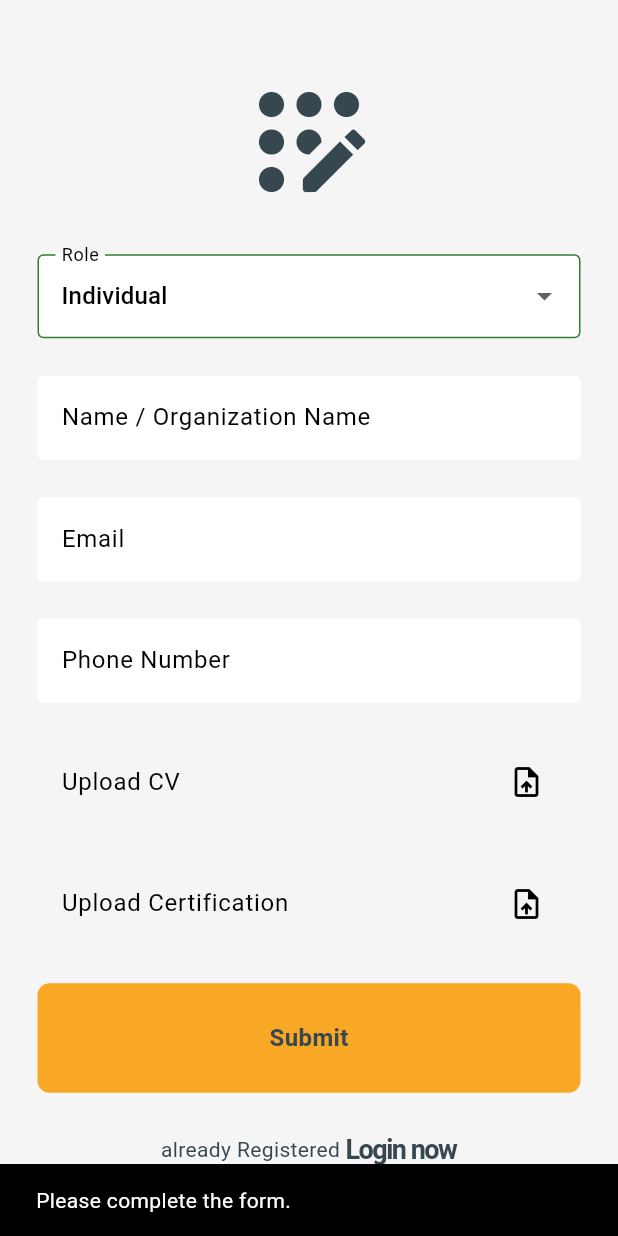
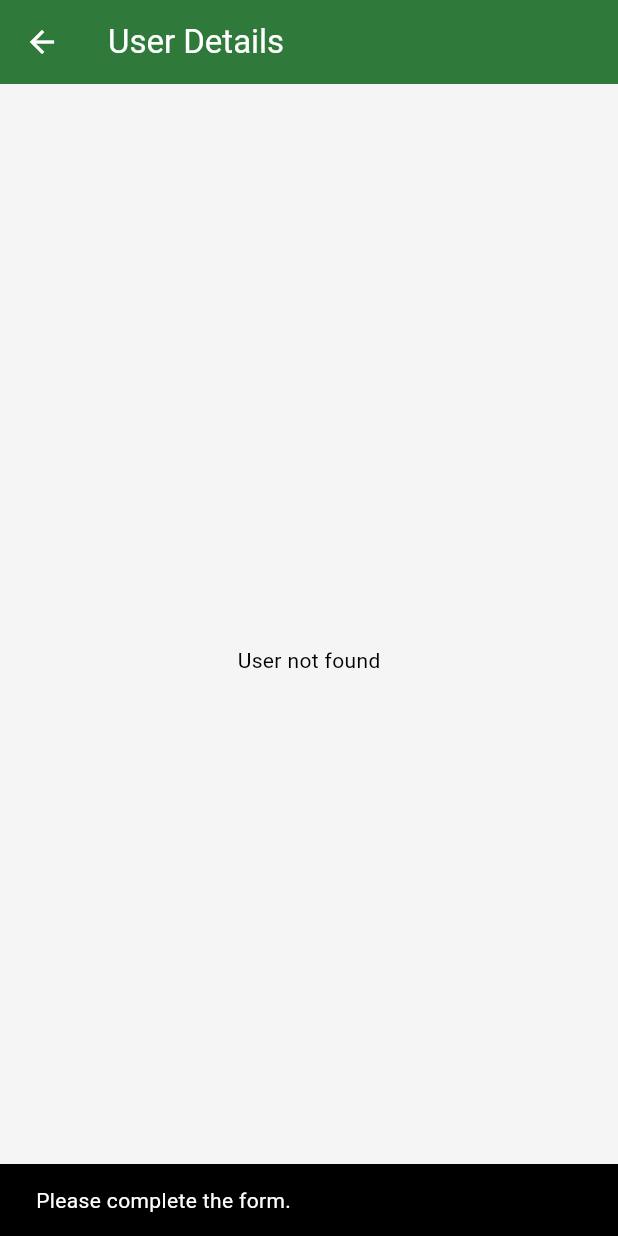
Before and after one commit to Dani-abera/AssetRegistrationandValuation, a Flutter app: the RegisterValidatorPage screen opened directly, after a tap on "Submit", on a phone screen of 412 x 824 dp. Run offline on Flutter 3.47's test engine with Material 3 defaults, Android fonts, the phone set to English and light mode, and no system bars; our stand-ins replace cloud_firestore, firebase_auth, firebase_core; missing offline and left inert: mailer; accounts and stored records are empty; network calls fail.

Commit message:
approval page finish

```diff
--- /dev/null
+++ b/lib/pages/approval_page.dart
@@ -0,0 +1,58 @@
+import 'package:flutter/material.dart';
+import 'package:cloud_firestore/cloud_firestore.dart';
+
+class UserDetailScreen extends StatelessWidget {
+  final String email; // Email to fetch user data
+
+  const UserDetailScreen({super.key, required this.email});
+
+  @override
+  Widget build(BuildContext context) {
+    return Scaffold(
+      appBar: AppBar(title: const Text('User Details')),
+      body: StreamBuilder(
+        stream: FirebaseFirestore.instance
+            .collection('pending_validators')
+            .where('email', isEqualTo: email) // Listen for changes
+            .snapshots(),
+        builder: (context, AsyncSnapshot<QuerySnapshot> snapshot) {
+          if (snapshot.connectionState == ConnectionState.waiting) {
+            return const Center(child: CircularProgressIndicator());
+          }
+          if (snapshot.hasError) {
+            return const Center(child: Text('Error loading data'));
+          }
+
+          final users = snapshot.data?.docs ?? [];
+
+          if (users.isEmpty) {
+            return const Center(child: Text('User not found'));
+          }
+
+          final userData = users.first.data() as Map<String, dynamic>;
+
+          return Padding(
+            padding: const EdgeInsets.all(16.0),
+            child: Column(
+              crossAxisAlignment: CrossAxisAlignment.start,
+              children: [
+                Text('Name: ${userData['name']}',
+                    style: const TextStyle(fontSize: 24)),
+                const SizedBox(height: 12),
+                Text('Name: ${userData['validatorType']}',
+                    style: const TextStyle(fontSize: 24)),
+                const SizedBox(height: 12),
+                Text('Name: ${userData['phoneNumber']}',
+                    style: const TextStyle(fontSize: 24)),
+                const SizedBox(height: 12),
+                Text('Email: ${userData['email']}'),
+                const SizedBox(height: 12),
+                Text('Age: ${userData['created_at']}'),
+              ],
+            ),
+          );
+        },
+      ),
+    );
+  }
+}
--- a/lib/pages/validator_registration_page.dart
+++ b/lib/pages/validator_registration_page.dart
@@ -5,6 +5,8 @@ import 'package:path_provider/path_provider.dart';
 import 'dart:io';
 
 import 'package:cloud_firestore/cloud_firestore.dart';
+
+import 'approval_page.dart';
 
 class RegisterValidatorPage extends StatefulWidget {
   final Function()? onTap;
@@ -68,6 +70,16 @@ class _RegisterValidatorPageState extends State<RegisterValidatorPage> {
       ScaffoldMessenger.of(context)
           .showSnackBar(SnackBar(content: Text('Please complete the form.')));
     }
+  }
+
+  void navigateToUserDetailScreen() {
+    // Navigate to UserDetailScreen and pass the email
+    Navigator.push(
+      context,
+      MaterialPageRoute(
+        builder: (context) => UserDetailScreen(email: email),
+      ),
+    );
   }
 
   @override
@@ -215,7 +227,30 @@ class _RegisterValidatorPageState extends State<RegisterValidatorPage> {
               SizedBox(
                 height: 25,
               ),
-              MyButton(onTap: submitForm, text: 'Submit'),
+              //MyButton(onTap: submitForm, text: 'Submit'),
+              GestureDetector(
+                onTap: () {
+                  navigateToUserDetailScreen();
+                  submitForm();
+                },
+                child: Container(
+                  padding: EdgeInsets.all(25),
+                  margin: EdgeInsets.symmetric(horizontal: 25),
+                  decoration: BoxDecoration(
+                    color: Theme.of(context).colorScheme.secondary,
+                    borderRadius: BorderRadius.circular(8),
+                  ),
+                  child: Center(
+                    child: Text(
+                      'Submit',
+                      style: TextStyle(
+                          fontWeight: FontWeight.bold,
+                          fontSize: 16,
+                          color: Theme.of(context).colorScheme.inversePrimary),
+                    ),
+                  ),
+                ),
+              ),
               SizedBox(
                 height: 25,
               ),
--- a/lib/services/login_or_register.dart
+++ b/lib/services/login_or_register.dart
@@ -1,8 +1,6 @@
 import 'package:flutter/material.dart';
 import 'package:land_house_verify/pages/validator_registration_page.dart';
-
 import '../pages/login_page.dart';
-import '../pages/registration_page.dart';
 
 class LoginOrRegister extends StatefulWidget {
   const LoginOrRegister({super.key});
--- a/pubspec.yaml
+++ b/pubspec.yaml
@@ -40,6 +40,7 @@ dependencies:
   firebase_core: ^3.9.0
   file_picker: ^8.1.6
   path_provider: ^2.1.5
+  mailer: ^6.3.0
 
 dev_dependencies:
   flutter_test:
```
Also changed, not shown: lib/components/my_drawer.dart (+25 -1 lines), lib/pages/admin_validator_approval_page.dart (+100 -20 lines), lib/pages/register_asset_page.dart (added, +19 -0 lines), lib/pages/registration_page.dart (+1 -33 lines), lib/services/auth_service.dart (+46 -3 lines), pubspec.lock.
